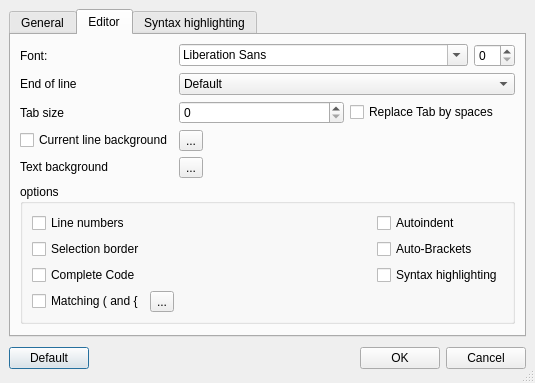
First picture: the form in ui/options.ui, repository google-code-export/qdevelop, before the edit.
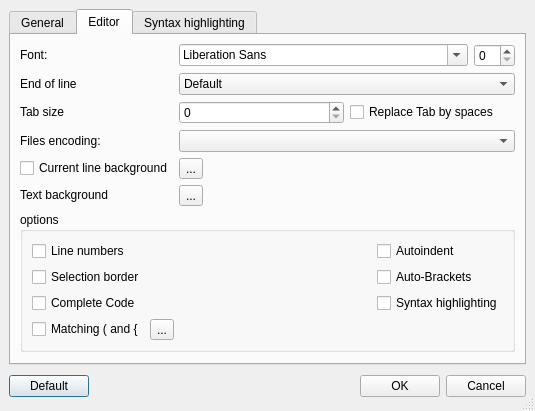
Second picture: the form after the edit. The open tabs and pages were chosen to show the change. Icons and pictures are not drawn.

Commit message: - Now, the default charset/encoding used to load and save files on disk can be defined in "Options dialog". The default value is set to "UTF-8".

The edit to the form file:
```diff
--- a/ui/options.ui
+++ b/ui/options.ui
@@ -385,6 +385,13 @@
              </property>
             </widget>
            </item>
+           <item>
+            <widget class="QLabel" name="label_17" >
+             <property name="text" >
+              <string>Files encoding:</string>
+             </property>
+            </widget>
+           </item>
            <item>
             <widget class="QCheckBox" name="groupHighlightCurrentLine" >
              <property name="text" >
@@ -473,6 +480,9 @@
              </item>
             </layout>
            </item>
+           <item>
+            <widget class="QComboBox" name="encodingComboBox" />
+           </item>
            <item>
             <layout class="QHBoxLayout" >
              <property name="margin" >
```
Left out of the diff: 2 changed lines with no effect on the pictures. The commit also changes 5 other files.
